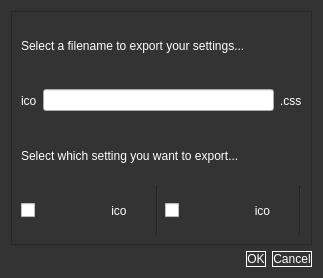
Old version of the form Ui/exportsettingsqt.ui in the repository Vazquinhos/CatalunyaCircuit.
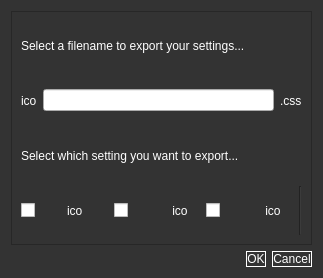
New version of the form.

```diff
--- a/Ui/exportsettingsqt.ui
+++ b/Ui/exportsettingsqt.ui
@@ -74,6 +74,20 @@
       </item>
       <item>
        <layout class="QHBoxLayout" name="horizontalLayout_2">
+        <item>
+         <widget class="QCheckBox" name="_light">
+          <property name="text">
+           <string/>
+          </property>
+         </widget>
+        </item>
+        <item>
+         <widget class="QLabel" name="light_ico">
+          <property name="text">
+           <string>ico</string>
+          </property>
+         </widget>
+        </item>
         <item>
          <widget class="QCheckBox" name="_cameras">
           <property name="text">
@@ -91,13 +105,6 @@
           </property>
          </widget>
         </item>
-        <item>
-         <widget class="Line" name="line">
-          <property name="orientation">
-           <enum>Qt::Vertical</enum>
-          </property>
-         </widget>
-        </item>
         <item>
          <widget class="QCheckBox" name="_cars">
           <property name="text">
```
